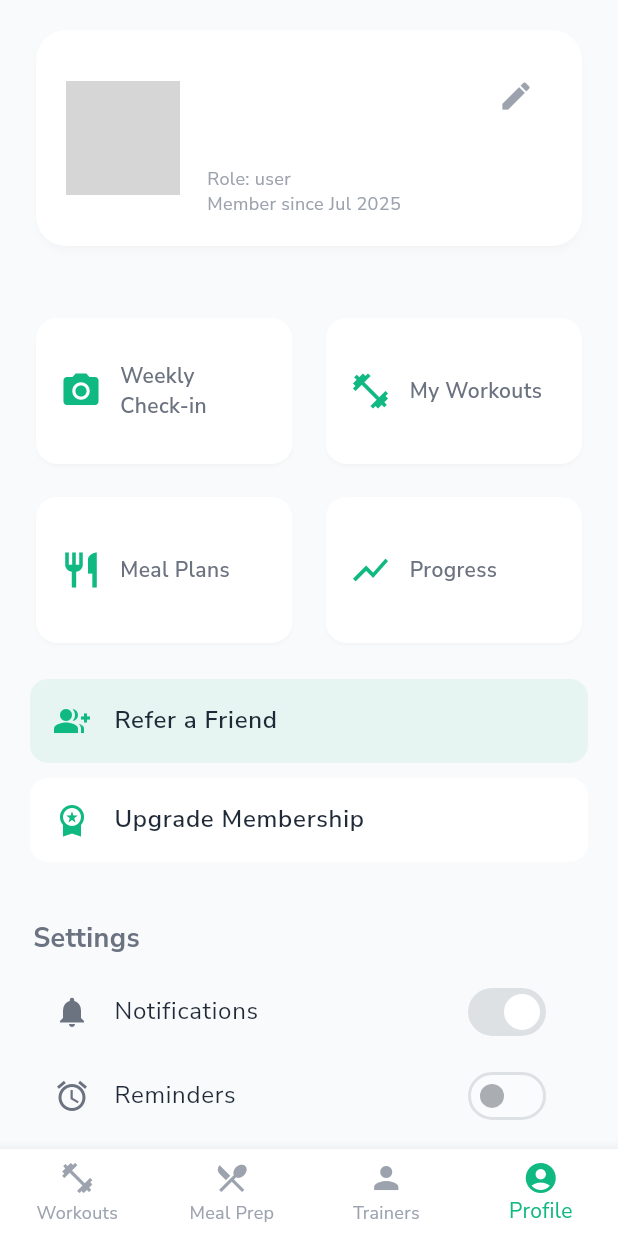
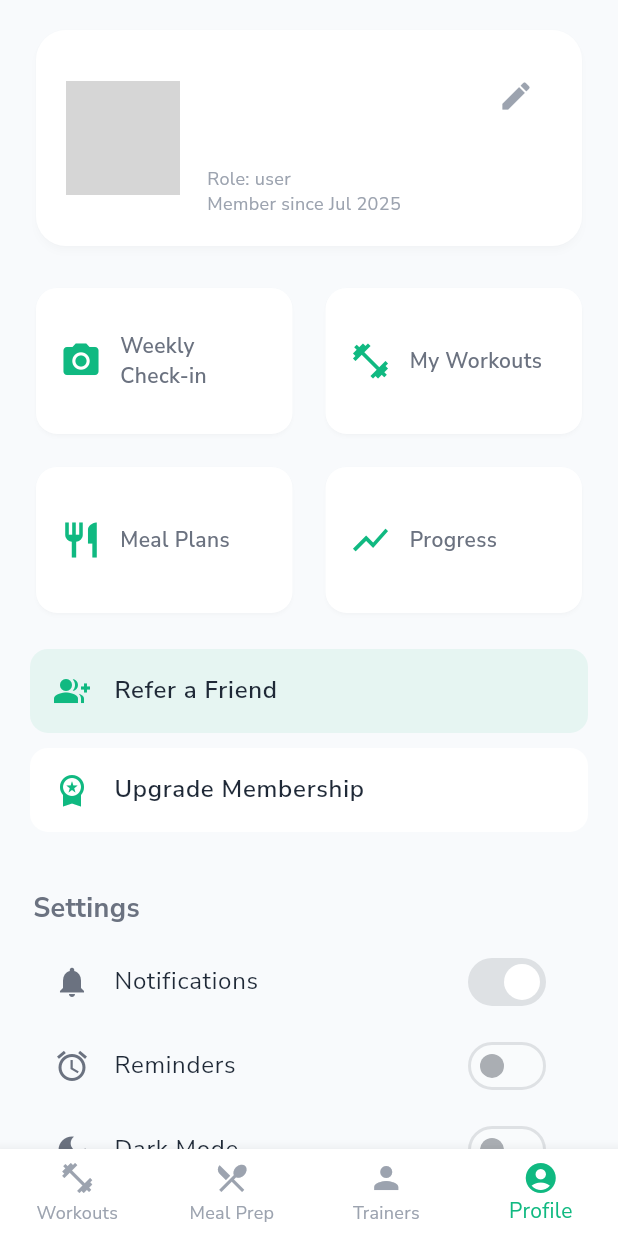
Before and after one commit to mahmoudal99/moctarnutrition, a Flutter app: the ProfileScreen screen opened by its route, on a phone screen of 412 x 824 dp. Run offline on Flutter 3.47's test engine with Material 3 defaults, Android fonts, the phone set to English and light mode, and no system bars; our stand-ins replace cached_network_image, cloud_firestore, firebase_auth, firebase_core, firebase_storage, fl_chart and 10 more; accounts and stored records are empty; network calls fail; project files that could hold a hidden picture were left out; grey boxes are pictures that could not be loaded.

Commit message:
Improve UI padding

```diff
--- a/lib/features/admin/presentation/screens/admin_home_screen.dart
+++ b/lib/features/admin/presentation/screens/admin_home_screen.dart
@@ -151,7 +151,6 @@ class _SalesCard extends StatelessWidget {
                         color: Colors.white, fontWeight: FontWeight.bold)),
               ],
             ),
-            const SizedBox(height: 8),
             Text(lastUpdated,
                 style: AppTextStyles.caption.copyWith(color: Colors.white54)),
             const SizedBox(height: 16),
--- a/lib/features/profile/presentation/screens/profile_screen.dart
+++ b/lib/features/profile/presentation/screens/profile_screen.dart
@@ -61,13 +61,14 @@ class ProfileScreen extends StatelessWidget {
               padding: const EdgeInsets.symmetric(horizontal: 20, vertical: 16),
               children: [
                 _UserCard(user: user, authUser: authUser, authProvider: authProvider),
-                const SizedBox(height: 20),
+                if (user.role != UserRole.admin) ...[
                   // _StatsGrid(stats: stats),
                   const SizedBox(height: 20),
                   _QuickAccessGrid(items: quickAccess),
                   const SizedBox(height: 20),
                   _CTASection(items: ctaList),
                   const SizedBox(height: 28),
+                ],
                 _SectionHeader(title: 'Settings'),
                 ...settings.map((item) => _SettingsTile(item: item)),
                 const SizedBox(height: 24),
```
Lines whose indentation alone changed are shown as unchanged.
